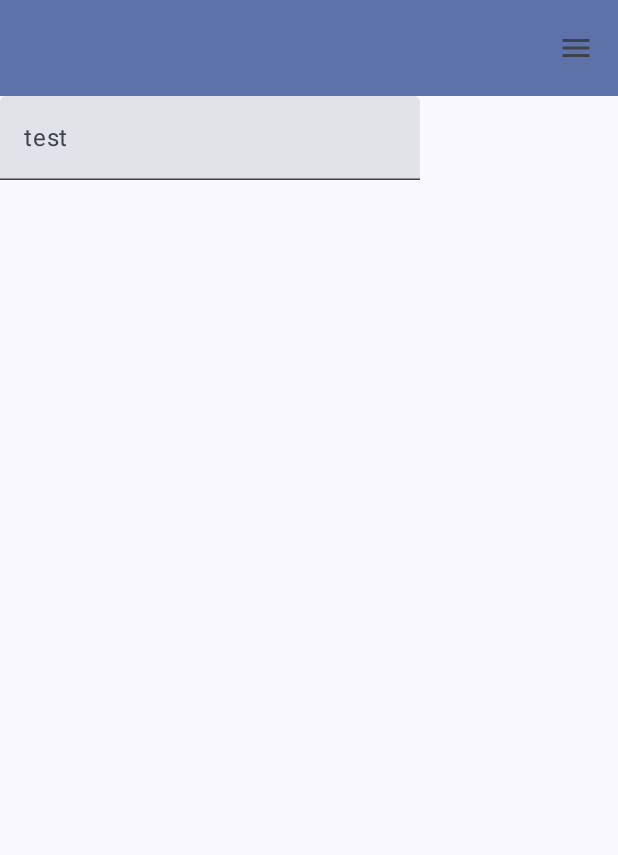
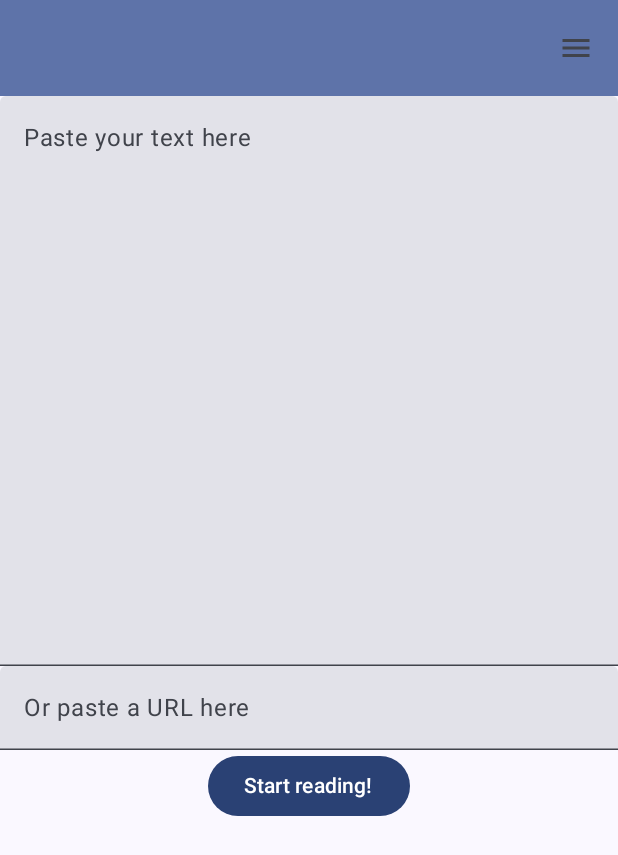
Before and after one commit to alex391/QuickRead, an Android app built with Jetpack Compose: the screen it shows after launch (MainActivity), on a phone screen of 412 x 824 dp. Shown: the top 855 px of the screen. Run offline under Robolectric (Android 15) with nearby library versions, the phone set to English and light mode, and no system bars.

Commit message:
Basic layout of the home page UI done

```diff
--- a/app/src/main/java/com/alexleute/quickread/MainActivity.kt
+++ b/app/src/main/java/com/alexleute/quickread/MainActivity.kt
@@ -4,13 +4,14 @@ import android.os.Bundle
 import androidx.activity.ComponentActivity
 import androidx.activity.compose.setContent
 import androidx.activity.enableEdgeToEdge
-import androidx.compose.foundation.background
 import androidx.compose.foundation.layout.Column
+import androidx.compose.foundation.layout.fillMaxHeight
 import androidx.compose.foundation.layout.fillMaxSize
+import androidx.compose.foundation.layout.fillMaxWidth
 import androidx.compose.foundation.layout.padding
-import androidx.compose.foundation.layout.width
 import androidx.compose.material.icons.Icons
 import androidx.compose.material.icons.filled.Menu
+import androidx.compose.material3.Button
 import androidx.compose.material3.CenterAlignedTopAppBar
 import androidx.compose.material3.ExperimentalMaterial3Api
 import androidx.compose.material3.Icon
@@ -19,14 +20,9 @@ import androidx.compose.material3.MaterialTheme
 import androidx.compose.material3.Scaffold
 import androidx.compose.material3.Text
 import androidx.compose.material3.TextField
-import androidx.compose.material3.TopAppBar
 import androidx.compose.material3.TopAppBarDefaults
-import androidx.compose.material3.TopAppBarState
-import androidx.compose.runtime.Composable
+import androidx.compose.ui.Alignment
 import androidx.compose.ui.Modifier
-import androidx.compose.ui.graphics.Color
-import androidx.compose.ui.tooling.preview.Preview
-import androidx.compose.ui.unit.dp
 import com.alexleute.quickread.ui.theme.QuickReadTheme
 
 class MainActivity : ComponentActivity() {
@@ -44,19 +40,47 @@ class MainActivity : ComponentActivity() {
                         ),
                         title = {
                         },
-                        actions =  {
+                        actions = {
                             IconButton(onClick = {
                                 TODO()
                             }) {
-                                Icon(imageVector = Icons.Filled.Menu, contentDescription = null/* TODO */)
+                                Icon(
+                                    imageVector = Icons.Filled.Menu,
+                                    contentDescription = null/* TODO */
+                                )
                             }
                         }
                     )
                 }) { innerPadding ->
-                    Column (modifier = Modifier.padding(innerPadding)) {
-                        TextField("", onValueChange = {}, label = {
-                            Text("test")
-                        })
+                    Column(
+                        modifier = Modifier.padding(innerPadding),
+                        horizontalAlignment = Alignment.CenterHorizontally
+                    ) {
+                        TextField(
+                            "",
+                            modifier = Modifier
+                                .fillMaxHeight(0.5f)
+                                .fillMaxWidth(1f), // TODO: actually center
+                            onValueChange = {/* TODO: change value */ },
+                            label = {
+                                Text("Paste your text here")
+                            }
+                        )
+                        TextField(
+                            "",
+                            modifier = Modifier
+                                .fillMaxWidth(1f), // TODO: actually center
+                            onValueChange = {/* TODO: Store state for later */ },
+                            label = {
+                                Text("Or paste a URL here")
+                            }
+                        )
+                        Button(
+                            onClick = {},
+                            content = {
+                                Text("Start reading!")
+                            }
+                        )
                     }
                 }
             }
```
